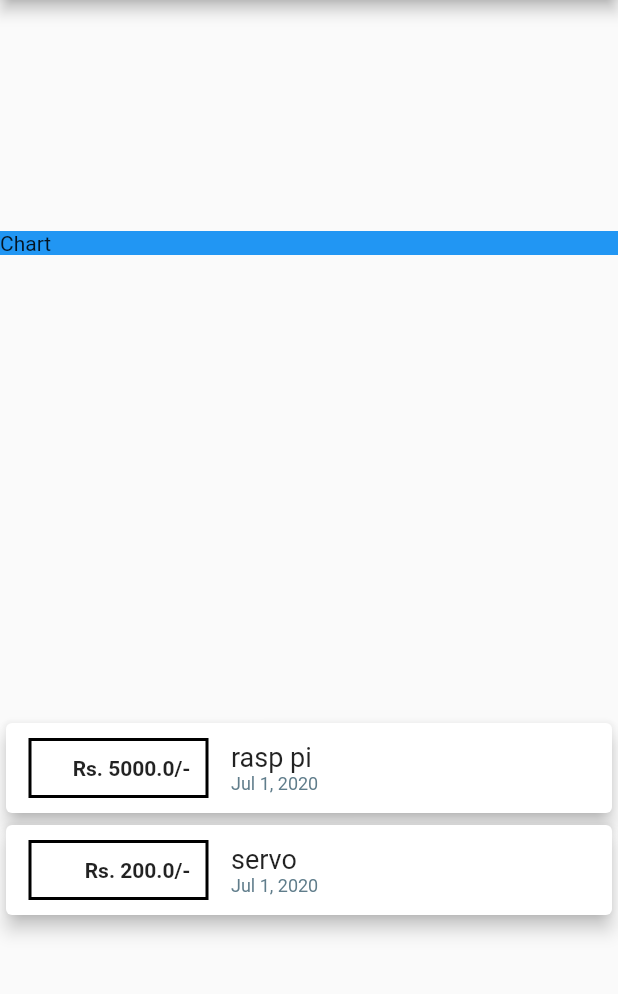
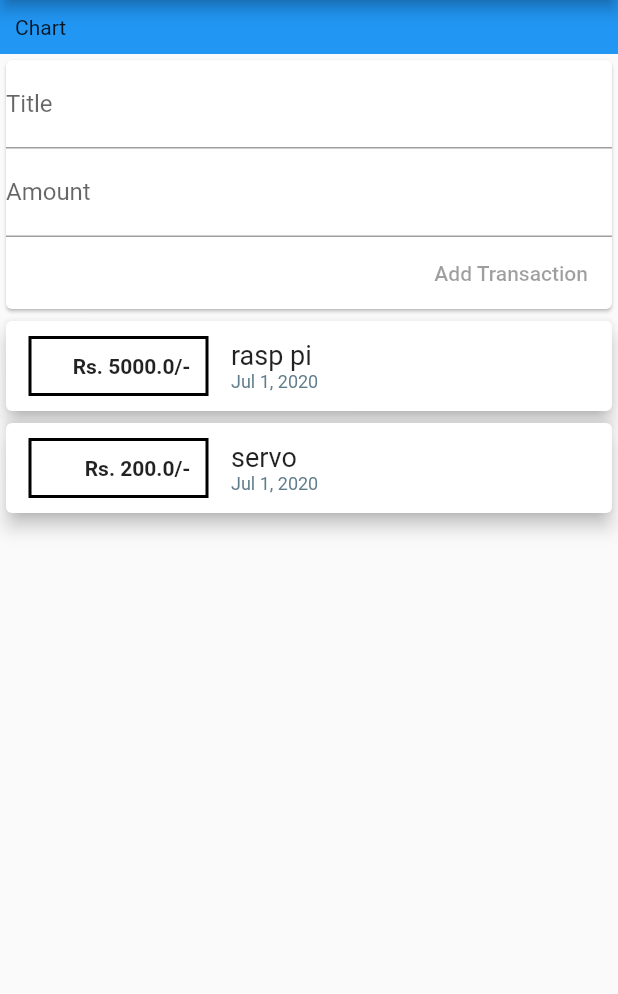
Before and after one commit to falcolf/Expense-Planner, a Flutter app: the screen it shows after launch, on a phone screen of 412 x 824 dp, the part 84-1078 px from its top. Run offline on Flutter 3.47's test engine with Material 2 defaults, Android fonts, the phone set to English and light mode, and no system bars.

Commit message:
Added input fields

```diff
--- a/lib/main.dart
+++ b/lib/main.dart
@@ -43,14 +43,33 @@ class _MyHomePageState extends State<MyHomePage> {
       ),
       body: Center(
         child: Column(
-          mainAxisAlignment: MainAxisAlignment.spaceAround,
+          //mainAxisAlignment: MainAxisAlignment.spaceAround,
           children: <Widget>[
             Container(
               color: Colors.blue,
               width: double.infinity,
+              padding: EdgeInsets.all(10),
               child: Text('Chart'),
             ),
-
+            Card(
+              child: Container(
+                child: Column(
+                  crossAxisAlignment: CrossAxisAlignment.end,
+                  children: <Widget>[
+                    TextField(
+                      decoration: InputDecoration(labelText: 'Title'),
+                    ),
+                    TextField(
+                      decoration: InputDecoration(labelText: 'Amount'),
+                    ),
+                    FlatButton(
+                      child: Text('Add Transaction'),
+                      onPressed: null,
+                    )
+                  ],
+                )
+              ),
+            ),
             Column(
               children: transactions.map((tx) {
                 return Card(
```
